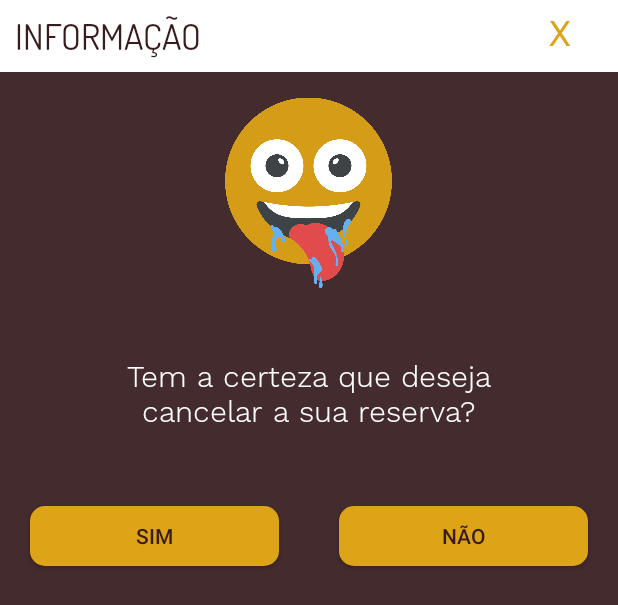
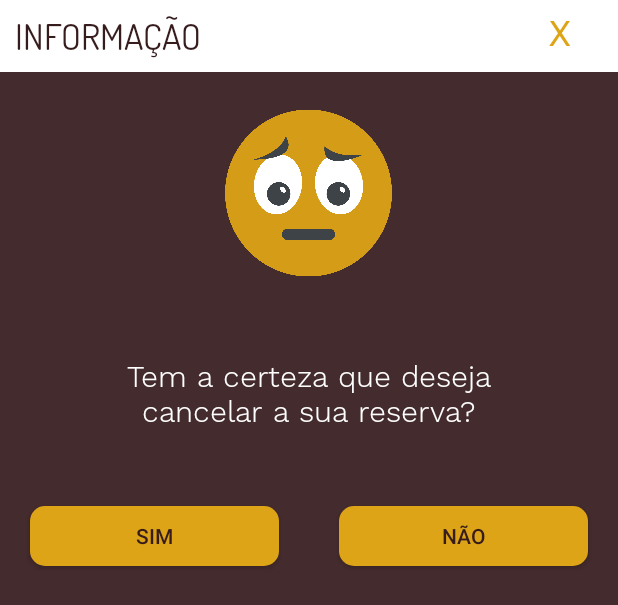
Before and after one commit to andregouveia8/yourmeal, an Android app: the layout activity_cancel_reservation_popup.xml on its own in the app's theme, with its tools: preview values and no code run, on a phone screen of 412 x 824 dp. Shown: the top 605 px of the screen. Run offline under Robolectric (Android 15) with nearby library versions, the phone set to English and light mode, and no system bars.

Commit message:
final update
versao alpha

```diff
--- a/app/src/main/java/com/ym/yourmeal/PopupCheckReservation.java
+++ b/app/src/main/java/com/ym/yourmeal/PopupCheckReservation.java
@@ -1,11 +1,14 @@
 package com.ym.yourmeal;
 
+import android.content.Intent;
 import android.support.v7.app.ActionBar;
 import android.support.v7.app.AppCompatActivity;
 import android.os.Bundle;
 import android.util.DisplayMetrics;
 import android.view.View;
 import android.widget.Button;
+
+import com.ym.yourmeal.models.Reservation;
 
 public class PopupCheckReservation extends AppCompatActivity {
 
@@ -39,6 +42,8 @@ public class PopupCheckReservation extends AppCompatActivity {
         btnSimPopUpCheck.setOnClickListener(new View.OnClickListener() {
             public void onClick(View v) {
                 finish();
+                Intent i = new Intent(getApplicationContext(), ReservationActivity.class);
+                startActivity(i);
             }
         });
 
--- a/app/src/main/res/layout/activity_cancel_reservation_popup.xml
+++ b/app/src/main/res/layout/activity_cancel_reservation_popup.xml
@@ -52,7 +52,7 @@
             android:layout_width="111dp"
             android:layout_height="wrap_content"
             android:layout_gravity="center"
-            app:srcCompat="@drawable/iconreservationpop" />
+            app:srcCompat="@drawable/iconnoreservation" />
     </LinearLayout>
 
     <LinearLayout
```
Also changed, not shown: app/src/main/res/drawable/iconcancelreservation.png.
